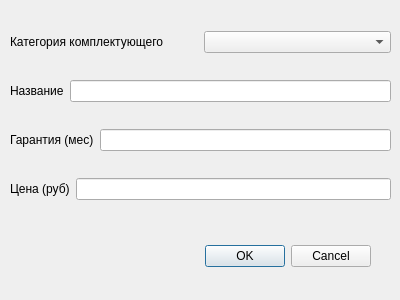
Old version of the form src/addcomponentdialog.ui in the repository f0rw4rd-dev/hse-hsms-wpf.
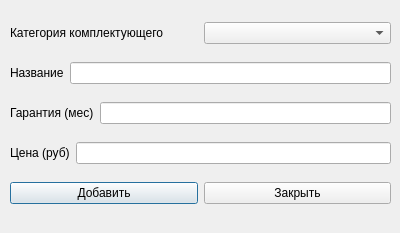
New version of the form.

What changed in the file:
```diff
--- a/src/addcomponentdialog.ui
+++ b/src/addcomponentdialog.ui
@@ -7,31 +7,12 @@
     <x>0</x>
     <y>0</y>
     <width>400</width>
-    <height>300</height>
+    <height>233</height>
    </rect>
   </property>
   <property name="windowTitle">
    <string>Dialog</string>
   </property>
-  <widget class="QDialogButtonBox" name="buttonBox">
-   <property name="geometry">
-    <rect>
-     <x>30</x>
-     <y>240</y>
-     <width>341</width>
-     <height>32</height>
-    </rect>
-   </property>
-   <property name="layoutDirection">
-    <enum>Qt::LeftToRight</enum>
-   </property>
-   <property name="orientation">
-    <enum>Qt::Horizontal</enum>
-   </property>
-   <property name="standardButtons">
-    <set>QDialogButtonBox::Cancel|QDialogButtonBox::Ok</set>
-   </property>
-  </widget>
   <widget class="QWidget" name="verticalLayoutWidget">
    <property name="geometry">
     <rect>
@@ -98,6 +79,24 @@
       </item>
      </layout>
     </item>
+    <item>
+     <layout class="QHBoxLayout" name="horizontalLayout_2">
+      <item>
+       <widget class="QPushButton" name="buttonAddComponent">
+        <property name="text">
+         <string>Добавить</string>
+        </property>
+       </widget>
+      </item>
+      <item>
+       <widget class="QPushButton" name="buttonCloseDialog">
+        <property name="text">
+         <string>Закрыть</string>
+        </property>
+       </widget>
+      </item>
+     </layout>
+    </item>
    </layout>
   </widget>
  </widget>
```
Left out of the diff: 30 changed lines with no effect on the pictures.
